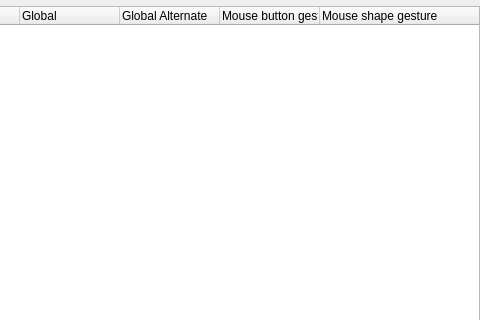
This is kdeui/dialogs/kshortcutsdialog.ui in KDE/kdelibs as Qt 5 draws it before an edit; both pictures show x 281 to 761 and y 0 to 320 of the 761 by 549 pixel window. The edited form follows.
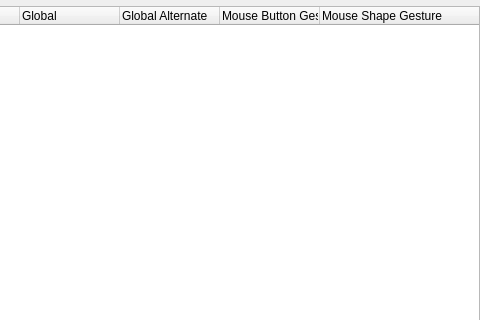
This is the edited form. Custom widgets are drawn as their Qt base class.

Commit message: SVN_SILENT i18n style guide fix

```diff
--- a/kdeui/dialogs/kshortcutsdialog.ui
+++ b/kdeui/dialogs/kshortcutsdialog.ui
@@ -61,12 +61,12 @@
      </column>
      <column>
       <property name="text" >
-       <string>Mouse button gesture</string>
+       <string>Mouse Button Gesture</string>
       </property>
      </column>
      <column>
       <property name="text" >
-       <string>Mouse shape gesture</string>
+       <string>Mouse Shape Gesture</string>
       </property>
      </column>
     </widget>
```
